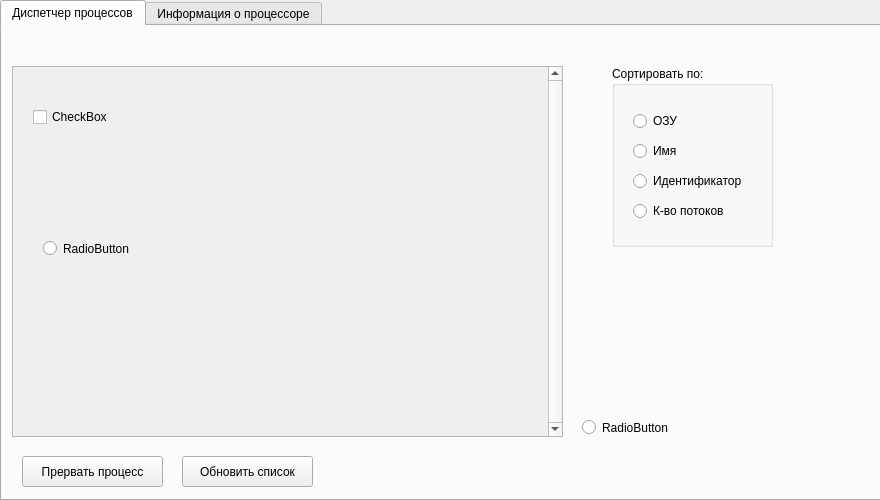
Qt form mainwindow.ui (APridy/TaskManagerLinux) before a commit.
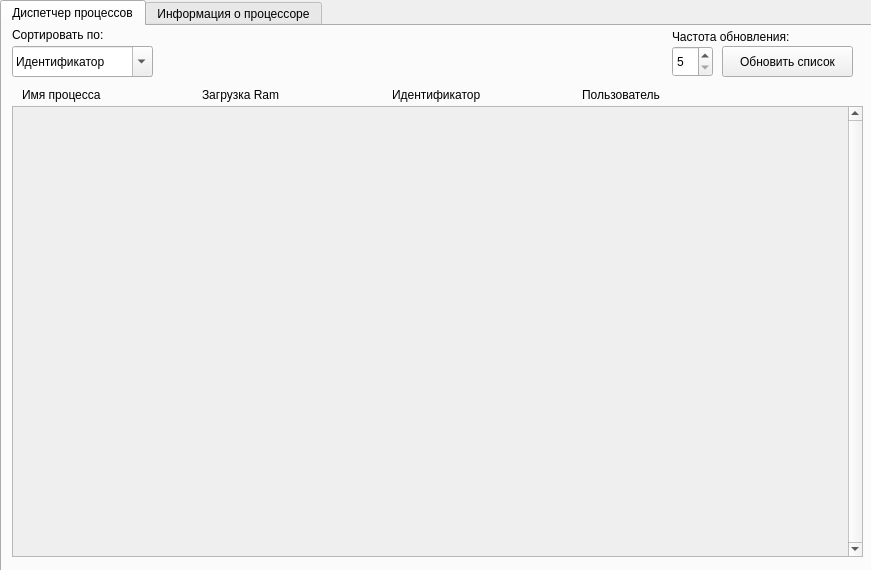
The same form after that commit. Icons and pictures are not drawn.

```diff
--- a/mainwindow.ui
+++ b/mainwindow.ui
@@ -9,8 +9,8 @@
    <rect>
     <x>0</x>
     <y>0</y>
-    <width>880</width>
-    <height>500</height>
+    <width>871</width>
+    <height>570</height>
    </rect>
   </property>
   <property name="windowTitle">
@@ -30,7 +30,7 @@
       <x>0</x>
       <y>0</y>
       <width>881</width>
-      <height>501</height>
+      <height>641</height>
      </rect>
     </property>
     <property name="currentIndex">
@@ -47,9 +47,9 @@
       <property name="geometry">
        <rect>
         <x>10</x>
-        <y>40</y>
-        <width>551</width>
-        <height>371</height>
+        <y>80</y>
+        <width>851</width>
+        <height>451</height>
        </rect>
       </property>
       <property name="mouseTracking">
@@ -72,111 +72,17 @@
         <rect>
          <x>0</x>
          <y>0</y>
-         <width>535</width>
-         <height>369</height>
+         <width>835</width>
+         <height>449</height>
         </rect>
        </property>
-       <widget class="QWidget" name="verticalLayoutWidget">
-        <property name="geometry">
-         <rect>
-          <x>20</x>
-          <y>10</y>
-          <width>193</width>
-          <height>80</height>
-         </rect>
-        </property>
-        <layout class="QVBoxLayout" name="verticalLayout">
-         <property name="leftMargin">
-          <number>0</number>
-         </property>
-         <item>
-          <widget class="QCheckBox" name="checkBox">
-           <property name="text">
-            <string>CheckBox</string>
-           </property>
-           <property name="checked">
-            <bool>false</bool>
-           </property>
-           <property name="autoRepeat">
-            <bool>false</bool>
-           </property>
-          </widget>
-         </item>
-        </layout>
-       </widget>
-       <widget class="QRadioButton" name="radioButton_6">
-        <property name="geometry">
-         <rect>
-          <x>30</x>
-          <y>170</y>
-          <width>112</width>
-          <height>23</height>
-         </rect>
-        </property>
-        <property name="text">
-         <string>RadioButton</string>
-        </property>
-       </widget>
-      </widget>
-     </widget>
-     <widget class="QGroupBox" name="groupBox">
-      <property name="geometry">
-       <rect>
-        <x>610</x>
-        <y>40</y>
-        <width>161</width>
-        <height>181</height>
-       </rect>
-      </property>
-      <property name="title">
-       <string>Сортировать по:</string>
-      </property>
-      <widget class="QWidget" name="verticalLayoutWidget_3">
-       <property name="geometry">
-        <rect>
-         <x>10</x>
-         <y>30</y>
-         <width>171</width>
-         <height>141</height>
-        </rect>
-       </property>
-       <layout class="QVBoxLayout" name="verticalLayout_3">
-        <item>
-         <widget class="QRadioButton" name="radioButton_3">
-          <property name="text">
-           <string>ОЗУ</string>
-          </property>
-         </widget>
-        </item>
-        <item>
-         <widget class="QRadioButton" name="radioButton_5">
-          <property name="text">
-           <string>Имя</string>
-          </property>
-         </widget>
-        </item>
-        <item>
-         <widget class="QRadioButton" name="radioButton_2">
-          <property name="text">
-           <string>Идентификатор</string>
-          </property>
-         </widget>
-        </item>
-        <item>
-         <widget class="QRadioButton" name="radioButton_4">
-          <property name="text">
-           <string>К-во потоков</string>
-          </property>
-         </widget>
-        </item>
-       </layout>
       </widget>
      </widget>
      <widget class="QPushButton" name="pushButton_2">
       <property name="geometry">
        <rect>
-        <x>180</x>
-        <y>430</y>
+        <x>720</x>
+        <y>20</y>
         <width>131</width>
         <height>31</height>
        </rect>
@@ -185,30 +91,134 @@
        <string>Обновить список</string>
       </property>
      </widget>
-     <widget class="QRadioButton" name="radioButton">
+     <widget class="QComboBox" name="comboBox">
       <property name="geometry">
        <rect>
-        <x>580</x>
-        <y>390</y>
-        <width>112</width>
-        <height>23</height>
-       </rect>
-      </property>
-      <property name="text">
-       <string>RadioButton</string>
-      </property>
-     </widget>
-     <widget class="QPushButton" name="pushButton">
-      <property name="geometry">
-       <rect>
-        <x>20</x>
-        <y>430</y>
+        <x>10</x>
+        <y>20</y>
         <width>141</width>
         <height>31</height>
        </rect>
       </property>
+      <property name="editable">
+       <bool>true</bool>
+      </property>
+      <item>
+       <property name="text">
+        <string>Идентификатор</string>
+       </property>
+      </item>
+      <item>
+       <property name="text">
+        <string>Загрузка RAM</string>
+       </property>
+      </item>
+      <item>
+       <property name="text">
+        <string>Имя</string>
+       </property>
+      </item>
+      <item>
+       <property name="text">
+        <string>К-во потоков</string>
+       </property>
+      </item>
+     </widget>
+     <widget class="QLabel" name="label">
+      <property name="geometry">
+       <rect>
+        <x>20</x>
+        <y>60</y>
+        <width>111</width>
+        <height>17</height>
+       </rect>
+      </property>
       <property name="text">
-       <string>Прервать процесс</string>
+       <string>Имя процесса</string>
+      </property>
+     </widget>
+     <widget class="QLabel" name="label_10">
+      <property name="geometry">
+       <rect>
+        <x>390</x>
+        <y>60</y>
+        <width>121</width>
+        <height>17</height>
+       </rect>
+      </property>
+      <property name="text">
+       <string>Идентификатор</string>
+      </property>
+     </widget>
+     <widget class="QLabel" name="label_11">
+      <property name="geometry">
+       <rect>
+        <x>200</x>
+        <y>60</y>
+        <width>101</width>
+        <height>17</height>
+       </rect>
+      </property>
+      <property name="text">
+       <string>Загрузка Ram</string>
+      </property>
+     </widget>
+     <widget class="QLabel" name="label_12">
+      <property name="geometry">
+       <rect>
+        <x>580</x>
+        <y>60</y>
+        <width>101</width>
+        <height>17</height>
+       </rect>
+      </property>
+      <property name="text">
+       <string>Пользователь</string>
+      </property>
+     </widget>
+     <widget class="QSpinBox" name="spinBox">
+      <property name="geometry">
+       <rect>
+        <x>670</x>
+        <y>20</y>
+        <width>41</width>
+        <height>31</height>
+       </rect>
+      </property>
+      <property name="minimum">
+       <number>5</number>
+      </property>
+      <property name="maximum">
+       <number>30</number>
+      </property>
+      <property name="singleStep">
+       <number>1</number>
+      </property>
+     </widget>
+     <widget class="QLabel" name="label_13">
+      <property name="geometry">
+       <rect>
+        <x>670</x>
+        <y>0</y>
+        <width>171</width>
+        <height>21</height>
+       </rect>
+      </property>
+      <property name="text">
+       <string>Частота обновления:</string>
+      </property>
+     </widget>
+     <widget class="QLabel" name="label_14">
+      <property name="geometry">
+       <rect>
+        <x>10</x>
+        <y>0</y>
+        <width>131</width>
+        <height>17</height>
+       </rect>
+      </property>
+      <property name="text">
+       <string>Сортировать по:</string>
       </property>
      </widget>
     </widget>
```
Left out of the diff: 114 changed lines with no effect on the pictures.
